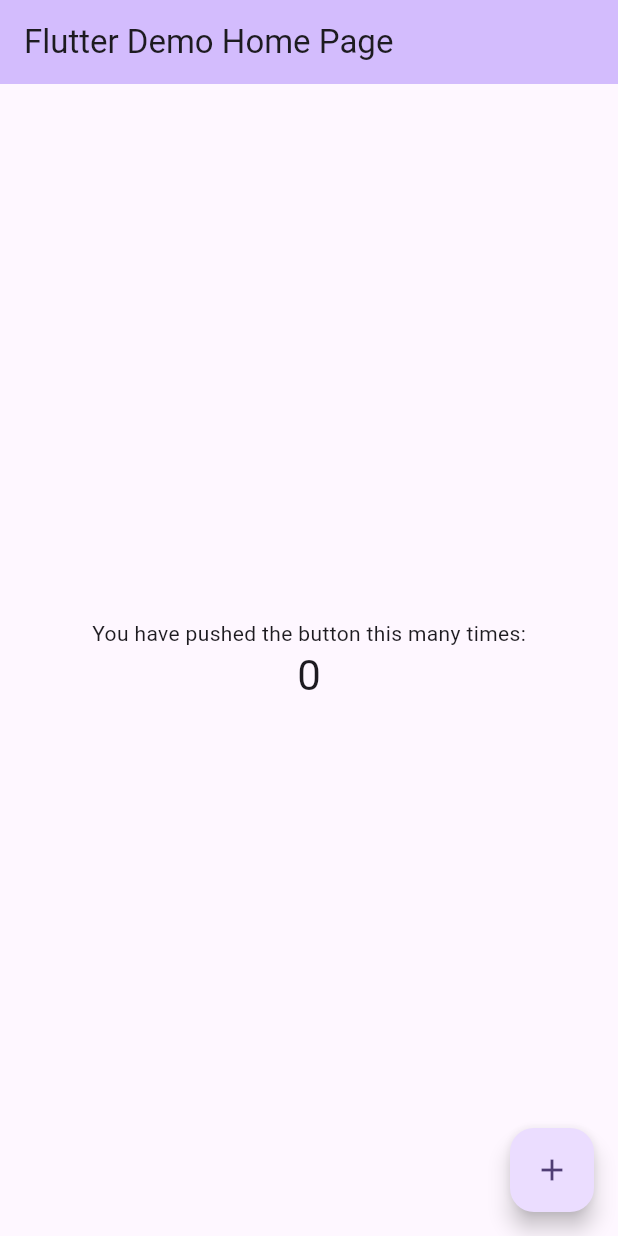
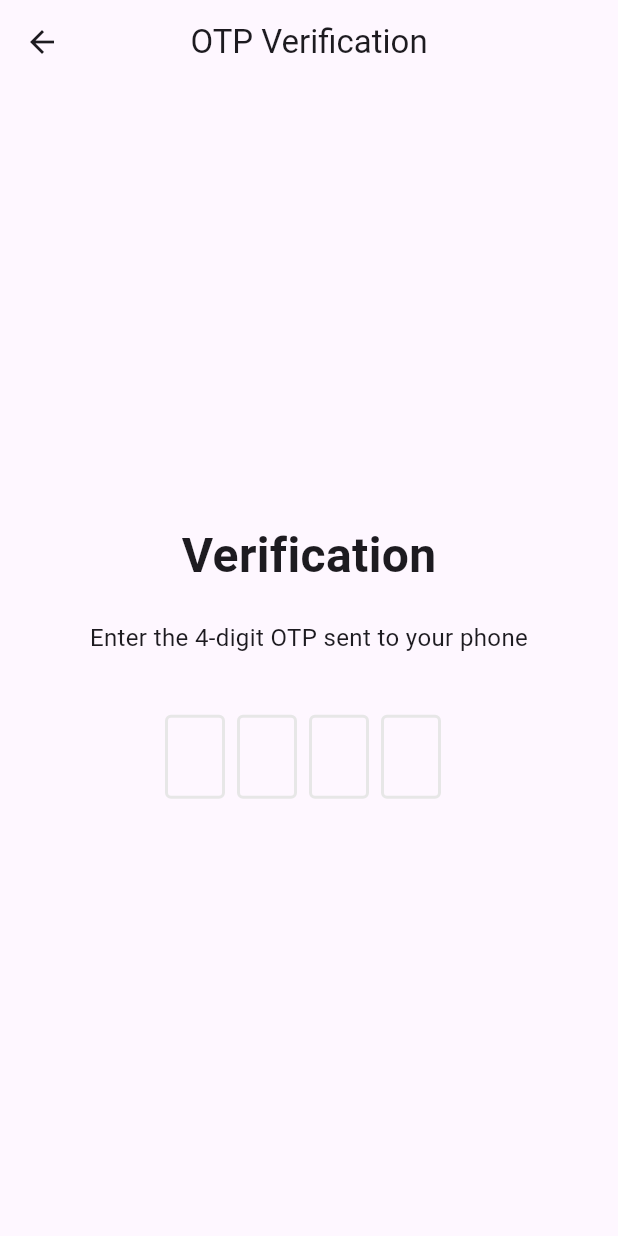
Before and after one commit to PriyadhaPrakash/Fishy, a Flutter app: the screen it shows after launch, on a phone screen of 412 x 824 dp. Run offline on Flutter 3.47's test engine with Material 3 defaults, Android fonts, the phone set to English and light mode, and no system bars; drawn by our look-alikes of flutter_otp_text_field.

Commit message:
otp page

```diff
--- a/lib/main.dart
+++ b/lib/main.dart
@@ -1,3 +1,4 @@
+import 'package:fishy/otp_page.dart';
 import 'package:flutter/material.dart';
 
 void main() {
@@ -30,93 +31,7 @@ class MyApp extends StatelessWidget {
         // tested with just a hot reload.
         colorScheme: ColorScheme.fromSeed(seedColor: Colors.deepPurple),
       ),
-      home: const MyHomePage(title: 'Flutter Demo Home Page'),
+      home: OtpPage(),
     );
   }
 }
-
-class MyHomePage extends StatefulWidget {
-  const MyHomePage({super.key, required this.title});
-
-  // This widget is the home page of your application. It is stateful, meaning
-  // that it has a State object (defined below) that contains fields that affect
-  // how it looks.
-
-  // This class is the configuration for the state. It holds the values (in this
-  // case the title) provided by the parent (in this case the App widget) and
-  // used by the build method of the State. Fields in a Widget subclass are
-  // always marked "final".
-
-  final String title;
-
-  @override
-  State<MyHomePage> createState() => _MyHomePageState();
-}
-
-class _MyHomePageState extends State<MyHomePage> {
-  int _counter = 0;
-
-  void _incrementCounter() {
-    setState(() {
-      // This call to setState tells the Flutter framework that something has
-      // changed in this State, which causes it to rerun the build method below
-      // so that the display can reflect the updated values. If we changed
-      // _counter without calling setState(), then the build method would not be
-      // called again, and so nothing would appear to happen.
-      _counter++;
-    });
-  }
-
-  @override
-  Widget build(BuildContext context) {
-    // This method is rerun every time setState is called, for instance as done
-    // by the _incrementCounter method above.
-    //
-    // The Flutter framework has been optimized to make rerunning build methods
-    // fast, so that you can just rebuild anything that needs updating rather
-    // than having to individually change instances of widgets.
-    return Scaffold(
-      appBar: AppBar(
-        // TRY THIS: Try changing the color here to a specific color (to
-        // Colors.amber, perhaps?) and trigger a hot reload to see the AppBar
-        // change color while the other colors stay the same.
-        backgroundColor: Theme.of(context).colorScheme.inversePrimary,
-        // Here we take the value from the MyHomePage object that was created by
-        // the App.build method, and use it to set our appbar title.
-        title: Text(widget.title),
-      ),
-      body: Center(
-        // Center is a layout widget. It takes a single child and positions it
-        // in the middle of the parent.
-        child: Column(
-          // Column is also a layout widget. It takes a list of children and
-          // arranges them vertically. By default, it sizes itself to fit its
-          // children horizontally, and tries to be as tall as its parent.
-          //
-          // Column has various properties to control how it sizes itself and
-          // how it positions its children. Here we use mainAxisAlignment to
-          // center the children vertically; the main axis here is the vertical
-          // axis because Columns are vertical (the cross axis would be
-          // horizontal).
-          //
-          // TRY THIS: Invoke "debug painting" (choose the "Toggle Debug Paint"
-          // action in the IDE, or press "p" in the console), to see the
-          // wireframe for each widget.
-          mainAxisAlignment: MainAxisAlignment.center,
-          children: <Widget>[
-            const Text('You have pushed the button this many times:'),
-            Text(
-              '$_counter',
-              style: Theme.of(context).textTheme.headlineMedium,
-            ),
-          ],
-        ),
-      ),
-      floatingActionButton: FloatingActionButton(
-        onPressed: _incrementCounter,
-        tooltip: 'Increment',
-        child: const Icon(Icons.add),
-      ), // This trailing comma makes auto-formatting nicer for build methods.
-    );
-  }
-}
--- /dev/null
+++ b/lib/otp_page.dart
@@ -0,0 +1,53 @@
+import 'package:flutter/material.dart';
+import 'package:flutter_otp_text_field/flutter_otp_text_field.dart';
+
+class OtpPage extends StatefulWidget {
+  const OtpPage({super.key});
+
+  @override
+  State<OtpPage> createState() => _OtpPageState();
+}
+
+class _OtpPageState extends State<OtpPage> {
+  @override
+  Widget build(BuildContext context) {
+    return Scaffold(
+      appBar: AppBar(
+        leading: BackButton(),
+        title: Text("OTP Verification"),
+        centerTitle: true,
+      ),
+      body: Padding(
+        padding: const EdgeInsets.symmetric(horizontal: 24.0),
+        child: Column(
+          mainAxisAlignment: MainAxisAlignment.center,
+          children: [
+            Text(
+              "Verification",
+              style: TextStyle(fontWeight: FontWeight.w600, fontSize: 32),
+            ),
+            SizedBox(height: 20),
+            Text(
+              "Enter the 4-digit OTP sent to your phone",
+              textAlign: TextAlign.center,
+              style: TextStyle(fontSize: 16),
+            ),
+            SizedBox(height: 40),
+            OtpTextField(
+              numberOfFields: 4,
+              borderColor: Colors.cyan,
+              showFieldAsBox: true,
+              onSubmit: (String verificationCode) {
+                // This gets called when all 4 boxes are filled
+                print("Entered OTP: $verificationCode");
+                ScaffoldMessenger.of(context).showSnackBar(
+                  SnackBar(content: Text("OTP Entered")),
+                );
+              },
+            ),
+          ],
+        ),
+      ),
+    );
+  }
+}
--- a/pubspec.yaml
+++ b/pubspec.yaml
@@ -34,6 +34,7 @@ dependencies:
   # The following adds the Cupertino Icons font to your application.
   # Use with the CupertinoIcons class for iOS style icons.
   cupertino_icons: ^1.0.8
+  flutter_otp_text_field: ^1.5.1+1
 
 dev_dependencies:
   flutter_test:
```
Also changed, not shown: pubspec.lock.
